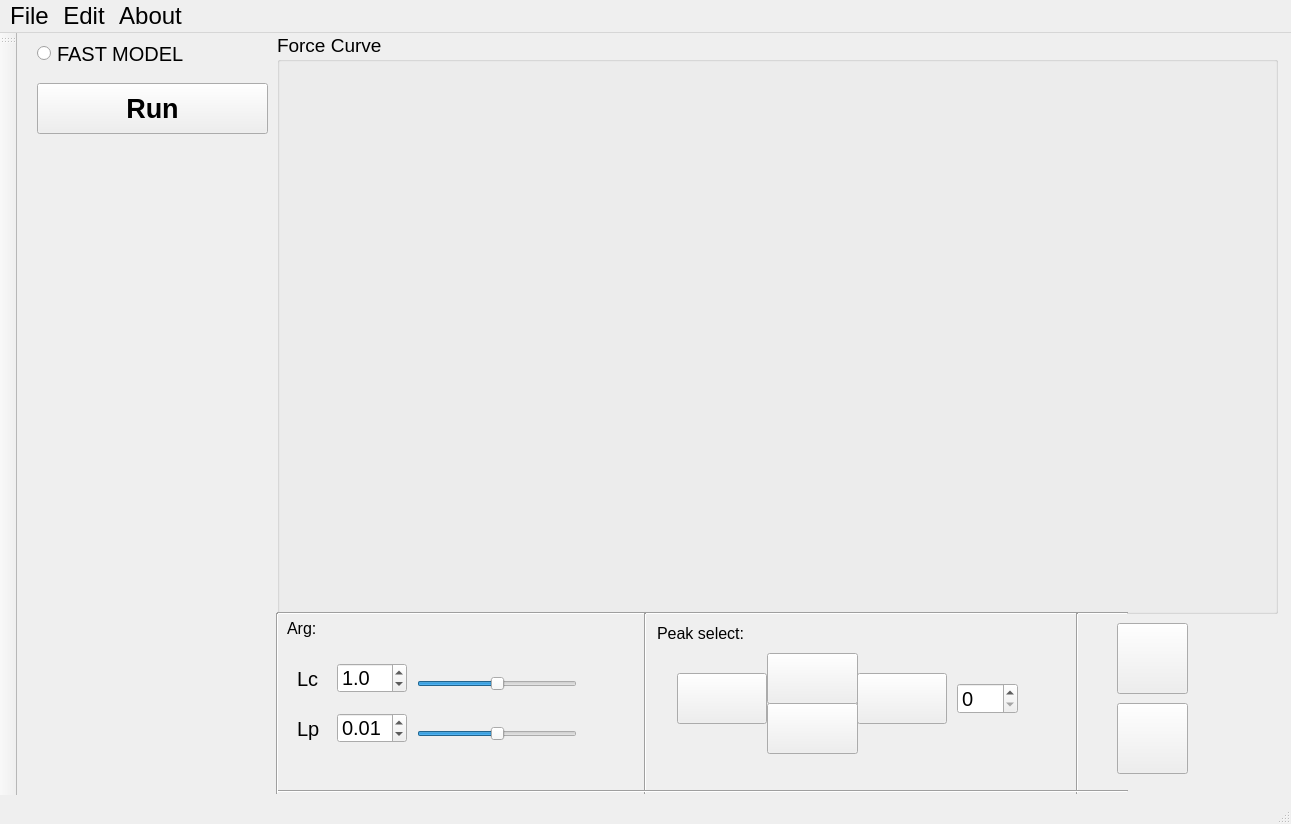
Before: the Qt Designer form src/designer.ui in Andachten/DataYee, drawn with Qt 5.
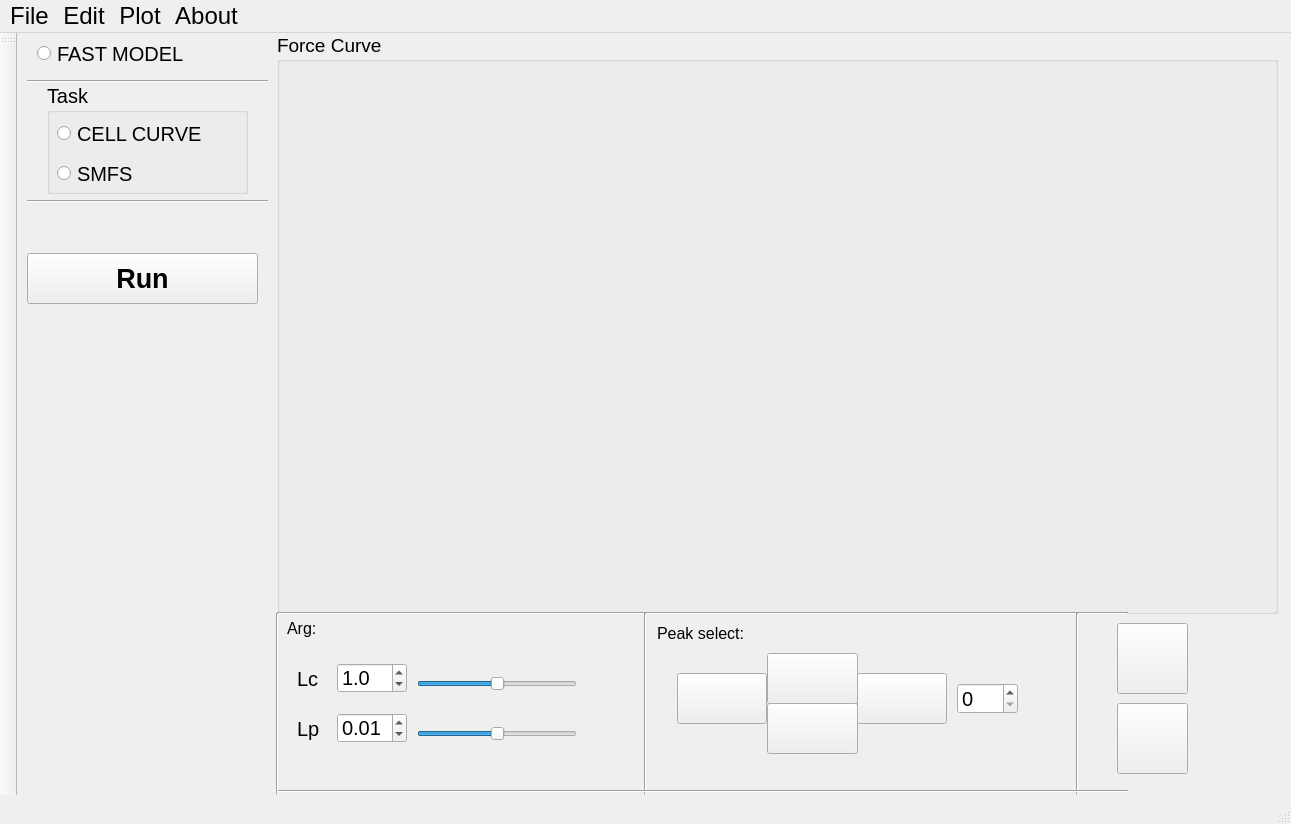
After: the same form once the commit is applied. Icons and pictures are not drawn.

```diff
--- a/src/designer.ui
+++ b/src/designer.ui
@@ -30,8 +30,8 @@
    <widget class="QPushButton" name="pushButton">
     <property name="geometry">
      <rect>
-      <x>20</x>
-      <y>50</y>
+      <x>10</x>
+      <y>220</y>
       <width>231</width>
       <height>51</height>
      </rect>
@@ -452,6 +452,71 @@
      <number>10</number>
     </property>
    </widget>
+   <widget class="Line" name="line_5">
+    <property name="geometry">
+     <rect>
+      <x>10</x>
+      <y>40</y>
+      <width>241</width>
+      <height>16</height>
+     </rect>
+    </property>
+    <property name="orientation">
+     <enum>Qt::Horizontal</enum>
+    </property>
+   </widget>
+   <widget class="Line" name="line_7">
+    <property name="geometry">
+     <rect>
+      <x>10</x>
+      <y>160</y>
+      <width>241</width>
+      <height>16</height>
+     </rect>
+    </property>
+    <property name="orientation">
+     <enum>Qt::Horizontal</enum>
+    </property>
+   </widget>
+   <widget class="QGroupBox" name="groupBox_2">
+    <property name="geometry">
+     <rect>
+      <x>30</x>
+      <y>50</y>
+      <width>201</width>
+      <height>111</height>
+     </rect>
+    </property>
+    <property name="title">
+     <string>Task</string>
+    </property>
+    <widget class="QRadioButton" name="tasktype_cell">
+     <property name="geometry">
+      <rect>
+       <x>10</x>
+       <y>30</y>
+       <width>201</width>
+       <height>41</height>
+      </rect>
+     </property>
+     <property name="text">
+      <string>CELL CURVE</string>
+     </property>
+    </widget>
+    <widget class="QRadioButton" name="radioButton_2">
+     <property name="geometry">
+      <rect>
+       <x>10</x>
+       <y>70</y>
+       <width>161</width>
+       <height>41</height>
+      </rect>
+     </property>
+     <property name="text">
+      <string>SMFS</string>
+     </property>
+    </widget>
+   </widget>
   </widget>
   <widget class="QStatusBar" name="statusbar"/>
   <widget class="QMenuBar" name="menuBar">
@@ -531,8 +596,14 @@
     <addaction name="actionBaseline_plus"/>
     <addaction name="actionBaseline_minus"/>
    </widget>
+   <widget class="QMenu" name="menuPlot">
+    <property name="title">
+     <string>Plot</string>
+    </property>
+   </widget>
    <addaction name="menu"/>
    <addaction name="menuEdit"/>
+   <addaction name="menuPlot"/>
    <addaction name="menuAbout"/>
   </widget>
   <widget class="QToolBar" name="toolBar">
```
